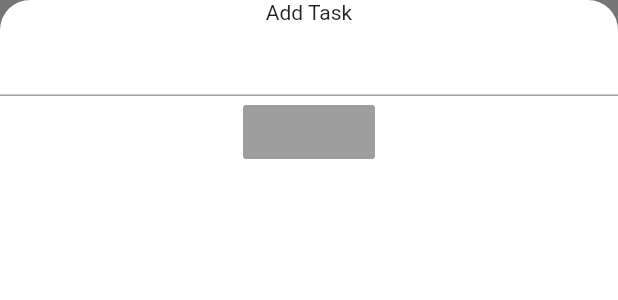
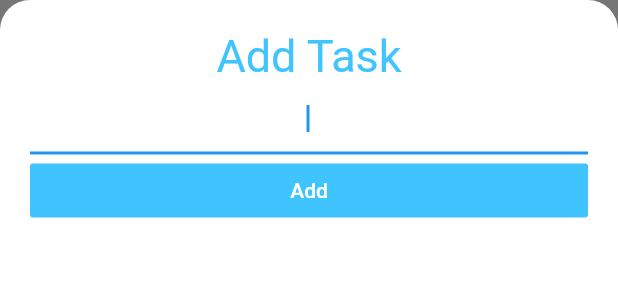
Before and after one commit to dtt101/todoey, a Flutter app: the AddTaskScreen widget shown alone on an empty page, opened directly, on a phone screen of 412 x 824 dp. Shown: the top 300 px of the screen. Run offline on Flutter 3.47's test engine with Material 2 defaults, Android fonts, the phone set to English and light mode, and no system bars.

Commit message:
Add basic bottom screen layout

```diff
--- a/lib/screens/add_task_screen.dart
+++ b/lib/screens/add_task_screen.dart
@@ -6,12 +6,34 @@ class AddTaskScreen extends StatelessWidget {
     return Container(
         color: Color(0xff757575),
         child: Container(
+          padding: EdgeInsets.all(20),
           child: Column(
-            crossAxisAlignment: CrossAxisAlignment.center,
+            crossAxisAlignment: CrossAxisAlignment.stretch,
             children: <Widget>[
-              Text('Add Task'),
-              TextField(),
-              RaisedButton(onPressed: null),
+              Text(
+                'Add Task',
+                textAlign: TextAlign.center,
+                style: TextStyle(
+                  fontSize: 30,
+                  color: Colors.lightBlueAccent,
+                ),
+              ),
+              TextField(
+                autofocus: true,
+                textAlign: TextAlign.center,
+                decoration: InputDecoration(),
+                style: TextStyle(fontSize: 15),
+              ),
+              FlatButton(
+                child: Text(
+                  'Add',
+                  style: TextStyle(
+                    color: Colors.white,
+                  ),
+                ),
+                color: Colors.lightBlueAccent,
+                onPressed: () {},
+              ),
             ],
           ),
           decoration: BoxDecoration(
```
